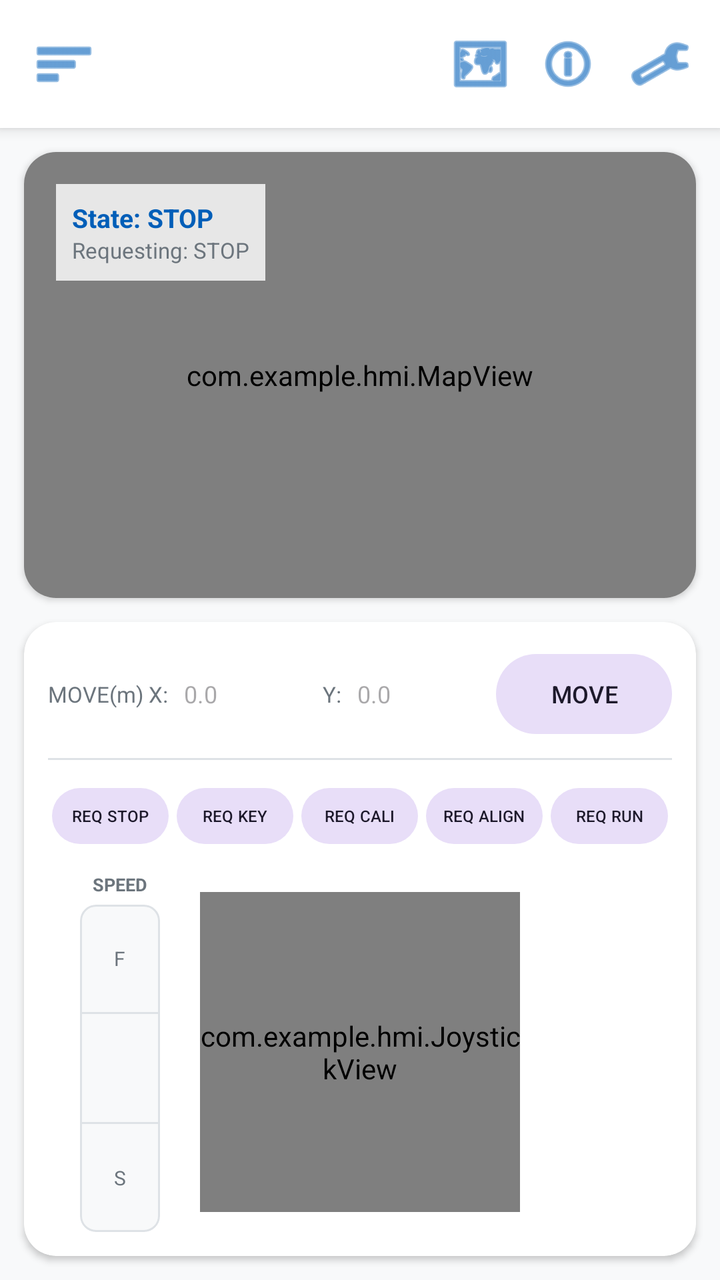
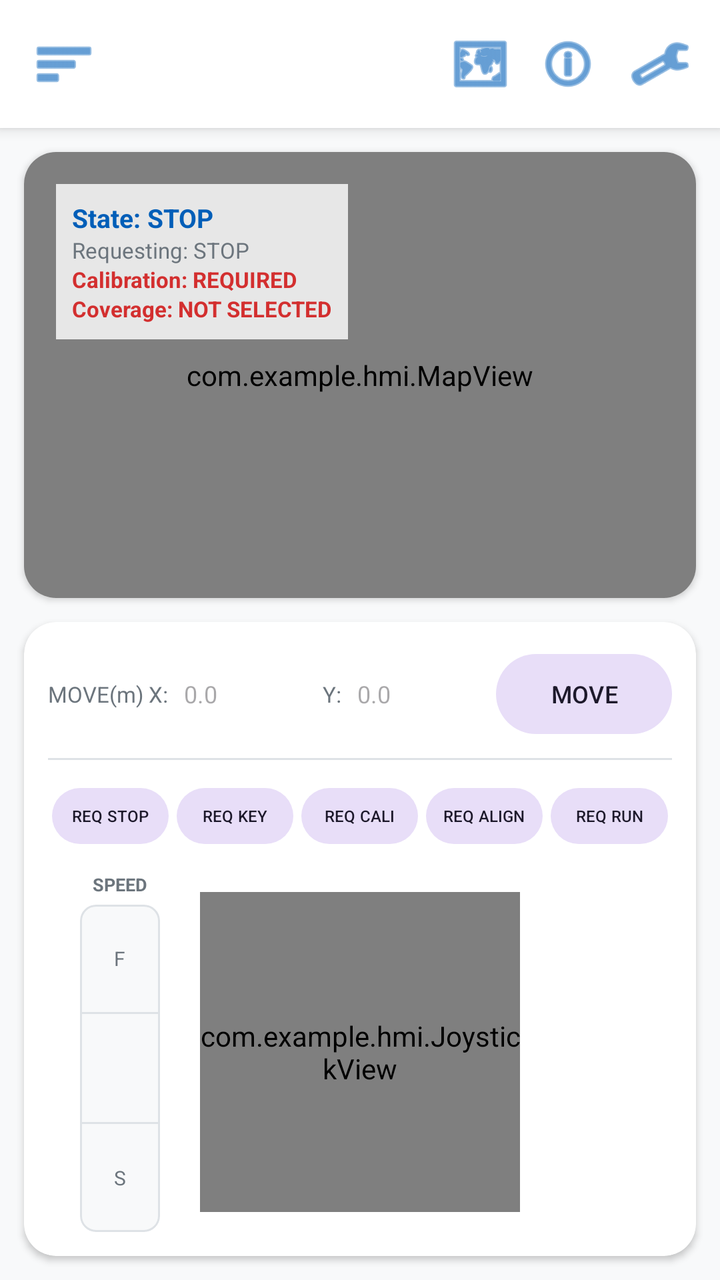

The first picture is an Android layout as it rendered before a commit; the second is the same layout after the commit. The layout source and the unified diff follow.
<!-- AndroidManifest.xml: application theme Theme.HMI -->
<!-- res/layout/fragment_control.xml -->
<?xml version="1.0" encoding="utf-8"?>
<androidx.constraintlayout.widget.ConstraintLayout xmlns:android="http://schemas.android.com/apk/res/android"
    xmlns:app="http://schemas.android.com/apk/res-auto"
    android:layout_width="match_parent"
    android:layout_height="match_parent"
    android:background="@color/surface_background">

    <include
        android:id="@+id/topBar"
        layout="@layout/layout_top_bar"
        app:layout_constraintTop_toTopOf="parent" />

    
    <com.google.android.material.card.MaterialCardView
        android:id="@+id/mapCard"
        style="@style/HMI.Card"
        android:layout_width="0dp"
        android:layout_height="0dp"
        android:layout_margin="12dp"
        app:layout_constraintTop_toBottomOf="@id/topBar"
        app:layout_constraintBottom_toTopOf="@id/bottomControl"
        app:layout_constraintStart_toStartOf="parent"
        app:layout_constraintEnd_toEndOf="parent">

        <com.example.hmi.MapView
            android:id="@+id/mapViewZoom"
            android:layout_width="match_parent"
            android:layout_height="match_parent" />

        
        <LinearLayout
            android:layout_width="wrap_content"
            android:layout_height="wrap_content"
            android:orientation="vertical"
            android:background="#D0FFFFFF"
            android:padding="8dp"
            android:layout_margin="16dp">
            <TextView
                android:id="@+id/tvCurrentState"
                android:layout_width="wrap_content"
                android:layout_height="wrap_content"
                android:text="State: STOP"
                android:textSize="13sp"
                android:textStyle="bold"
                android:textColor="@color/uos_blue" />
            <TextView
                android:id="@+id/tvRequestedState"
                android:layout_width="wrap_content"
                android:layout_height="wrap_content"
                android:text="Requesting: STOP"
                android:textSize="11sp"
                android:textColor="@color/text_secondary" />
        </LinearLayout>
    </com.google.android.material.card.MaterialCardView>

    
    <com.google.android.material.card.MaterialCardView
        android:id="@+id/bottomControl"
        style="@style/HMI.Card"
        android:layout_width="0dp"
        android:layout_height="wrap_content"
        android:layout_margin="12dp"
        app:layout_constraintBottom_toBottomOf="parent"
        app:layout_constraintStart_toStartOf="parent"
        app:layout_constraintEnd_toEndOf="parent">

        <LinearLayout
            android:layout_width="match_parent"
            android:layout_height="wrap_content"
            android:orientation="vertical"
            android:padding="12dp">

            
            <LinearLayout
                android:layout_width="match_parent"
                android:layout_height="wrap_content"
                android:orientation="horizontal"
                android:gravity="center_vertical"
                android:paddingBottom="8dp">
                <TextView android:layout_width="wrap_content" android:layout_height="wrap_content" android:text="MOVE(m) X:" android:textSize="11sp" android:textColor="@color/text_secondary" />
                <EditText android:id="@+id/etTargetX" android:layout_width="0dp" android:layout_height="wrap_content" android:layout_weight="1" android:inputType="numberDecimal|numberSigned" android:hint="0.0" android:textSize="12sp" android:background="@null" android:padding="4dp" android:layout_marginStart="4dp" />
                <TextView android:layout_width="wrap_content" android:layout_height="wrap_content" android:text="Y:" android:textSize="11sp" android:layout_marginStart="8dp" android:textColor="@color/text_secondary" />
                <EditText android:id="@+id/etTargetY" android:layout_width="0dp" android:layout_height="wrap_content" android:layout_weight="1" android:inputType="numberDecimal|numberSigned" android:hint="0.0" android:textSize="12sp" android:background="@null" android:padding="4dp" android:layout_marginStart="4dp" />
                <Button android:id="@+id/btnMove" style="@style/Widget.Material3.Button.TonalButton" android:layout_width="wrap_content" android:layout_height="wrap_content" android:text="MOVE" android:textSize="12sp" android:layout_marginStart="8dp" />
            </LinearLayout>

            <View android:layout_width="match_parent" android:layout_height="1dp" android:background="@color/border_gray" android:layout_marginBottom="8dp" />

            
            <LinearLayout
                android:layout_width="match_parent"
                android:layout_height="wrap_content"
                android:orientation="horizontal">
                <Button android:id="@+id/btnStop" style="@style/Widget.Material3.Button.TonalButton" android:layout_width="0dp" android:layout_height="36dp" android:layout_weight="1" android:text="REQ STOP" android:textSize="8sp" android:padding="0dp" android:layout_margin="2dp" />
                <Button android:id="@+id/btnKey" style="@style/Widget.Material3.Button.TonalButton" android:layout_width="0dp" android:layout_height="36dp" android:layout_weight="1" android:text="REQ KEY" android:textSize="8sp" android:padding="0dp" android:layout_margin="2dp" />
                <Button android:id="@+id/btnCali" style="@style/Widget.Material3.Button.TonalButton" android:layout_width="0dp" android:layout_height="36dp" android:layout_weight="1" android:text="REQ CALI" android:textSize="8sp" android:padding="0dp" android:layout_margin="2dp" />
                <Button android:id="@+id/btnAlign" style="@style/Widget.Material3.Button.TonalButton" android:layout_width="0dp" android:layout_height="36dp" android:layout_weight="1" android:text="REQ ALIGN" android:textSize="8sp" android:padding="0dp" android:layout_margin="2dp" />
                <Button android:id="@+id/btnRun" style="@style/Widget.Material3.Button.TonalButton" android:layout_width="0dp" android:layout_height="36dp" android:layout_weight="1" android:text="REQ RUN" android:textSize="8sp" android:padding="0dp" android:layout_margin="2dp" />
            </LinearLayout>

            
            <androidx.constraintlayout.widget.ConstraintLayout
                android:layout_width="match_parent"
                android:layout_height="180dp"
                android:layout_marginTop="8dp">

                
                <LinearLayout
                    android:id="@+id/speedControlArea"
                    android:layout_width="wrap_content"
                    android:layout_height="0dp"
                    android:layout_marginStart="16dp"
                    android:orientation="vertical"
                    android:gravity="center_horizontal"
                    app:layout_constraintBottom_toBottomOf="parent"
                    app:layout_constraintStart_toStartOf="parent"
                    app:layout_constraintTop_toTopOf="parent">

                    <TextView
                        android:layout_width="wrap_content"
                        android:layout_height="wrap_content"
                        android:text="SPEED"
                        android:textSize="9sp"
                        android:textStyle="bold"
                        android:textColor="@color/text_secondary"
                        android:layout_marginBottom="4dp" />

                    <com.google.android.material.card.MaterialCardView
                        android:id="@+id/speedBarContainer"
                        android:layout_width="40dp"
                        android:layout_height="0dp"
                        android:layout_weight="1"
                        app:cardCornerRadius="8dp"
                        app:cardElevation="0dp"
                        app:strokeColor="@color/border_gray"
                        app:strokeWidth="1dp"
                        android:clickable="true"
                        android:focusable="true">

                        <LinearLayout
                            android:layout_width="match_parent"
                            android:layout_height="match_parent"
                            android:orientation="vertical">

                            <FrameLayout
                                android:layout_width="match_parent"
                                android:layout_height="0dp"
                                android:layout_weight="1">
                                <View
                                    android:id="@+id/speedFast"
                                    android:layout_width="match_parent"
                                    android:layout_height="match_parent"
                                    android:background="@color/surface_background" />
                                <TextView
                                    android:layout_width="wrap_content"
                                    android:layout_height="wrap_content"
                                    android:text="F"
                                    android:textSize="10sp"
                                    android:layout_gravity="center"
                                    android:textColor="@color/text_secondary" />
                            </FrameLayout>

                            <View
                                android:layout_width="match_parent"
                                android:layout_height="1dp"
                                android:background="@color/border_gray" />

                            <View
                                android:id="@+id/speedMedium"
                                android:layout_width="match_parent"
                                android:layout_height="0dp"
                                android:layout_weight="1"
                                android:background="@color/surface_background" />

                            <View
                                android:layout_width="match_parent"
                                android:layout_height="1dp"
                                android:background="@color/border_gray" />

                            <FrameLayout
                                android:layout_width="match_parent"
                                android:layout_height="0dp"
                                android:layout_weight="1">
                                <View
                                    android:id="@+id/speedSlow"
                                    android:layout_width="match_parent"
                                    android:layout_height="match_parent"
                                    android:background="@color/surface_background" />
                                <TextView
                                    android:layout_width="wrap_content"
                                    android:layout_height="wrap_content"
                                    android:text="S"
                                    android:textSize="10sp"
                                    android:layout_gravity="center"
                                    android:textColor="@color/text_secondary" />
                            </FrameLayout>
                        </LinearLayout>
                    </com.google.android.material.card.MaterialCardView>
                </LinearLayout>

                <com.example.hmi.JoystickView
                    android:id="@+id/joystickView"
                    android:layout_width="160dp"
                    android:layout_height="160dp"
                    app:layout_constraintBottom_toBottomOf="parent"
                    app:layout_constraintEnd_toEndOf="parent"
                    app:layout_constraintStart_toStartOf="parent"
                    app:layout_constraintTop_toTopOf="parent" />

            </androidx.constraintlayout.widget.ConstraintLayout>

        </LinearLayout>
    </com.google.android.material.card.MaterialCardView>

</androidx.constraintlayout.widget.ConstraintLayout>
<!-- res/layout/layout_top_bar.xml (included above) -->
<?xml version="1.0" encoding="utf-8"?>
<androidx.constraintlayout.widget.ConstraintLayout xmlns:android="http://schemas.android.com/apk/res/android"
    xmlns:app="http://schemas.android.com/apk/res-auto"
    android:layout_width="match_parent"
    android:layout_height="64dp"
    android:background="@color/surface_card"
    android:elevation="4dp"
    android:paddingEnd="8dp">

    <ImageButton
        android:id="@+id/btnMenu"
        android:layout_width="48dp"
        android:layout_height="48dp"
        android:src="@android:drawable/ic_menu_sort_by_size"
        android:background="?attr/selectableItemBackgroundBorderless"
        app:tint="@color/uos_blue"
        android:layout_marginStart="8dp"
        app:layout_constraintTop_toTopOf="parent"
        app:layout_constraintBottom_toBottomOf="parent"
        app:layout_constraintStart_toStartOf="parent" />

    <ImageButton
        android:id="@+id/btnFullMap"
        android:layout_width="40dp"
        android:layout_height="40dp"
        android:src="@android:drawable/ic_menu_mapmode"
        android:background="?attr/selectableItemBackgroundBorderless"
        app:tint="@color/uos_blue"
        app:layout_constraintTop_toTopOf="parent"
        app:layout_constraintBottom_toBottomOf="parent"
        app:layout_constraintEnd_toStartOf="@id/btnLogs"
        android:layout_marginEnd="4dp" />

    <ImageButton
        android:id="@+id/btnLogs"
        android:layout_width="40dp"
        android:layout_height="40dp"
        android:src="@android:drawable/ic_menu_info_details"
        android:background="?attr/selectableItemBackgroundBorderless"
        app:tint="@color/uos_blue"
        app:layout_constraintTop_toTopOf="parent"
        app:layout_constraintBottom_toBottomOf="parent"
        app:layout_constraintEnd_toStartOf="@id/btnSettings"
        android:layout_marginEnd="4dp" />

    <ImageButton
        android:id="@+id/btnSettings"
        android:layout_width="44dp"
        android:layout_height="44dp"
        android:src="@android:drawable/ic_menu_manage"
        android:background="?attr/selectableItemBackgroundBorderless"
        app:tint="@color/uos_blue"
        app:layout_constraintTop_toTopOf="parent"
        app:layout_constraintBottom_toBottomOf="parent"
        app:layout_constraintEnd_toEndOf="parent" />

</androidx.constraintlayout.widget.ConstraintLayout>
<!-- resources referenced by this layout -->
<resources>
  <color name="border_gray">#DEE2E6</color>
  <color name="surface_background">#F8F9FA</color>
  <color name="surface_card">#FFFFFF</color>
  <color name="text_secondary">#6C757D</color>
  <color name="uos_blue">#005EB8</color>
  <style name="HMI.Card" parent="Widget.Material3.CardView.Elevated">
          <item name="cardBackgroundColor">@color/surface_card</item>
          <item name="cardCornerRadius">16dp</item>
          <item name="cardElevation">2dp</item>
      </style>
  <style name="Theme.HMI" parent="Base.Theme.HMI" />
  <style name="Base.Theme.HMI" parent="Theme.Material3.DayNight.NoActionBar">
          <item name="colorPrimary">@color/uos_blue</item>
          <item name="colorOnPrimary">@color/white</item>
          <item name="colorSecondary">@color/uos_blue_dark</item>
          <item name="android:windowBackground">@color/surface_background</item>
  
          
          <item name="android:statusBarColor">@android:color/transparent</item>
          <item name="android:navigationBarColor">@android:color/transparent</item>
          <item name="android:windowLightStatusBar" tools:targetApi="m">true</item>
          <item name="android:windowLightNavigationBar" tools:targetApi="o">true</item>
  
          <item name="shapeAppearanceSmallComponent">@style/ShapeAppearance.HMI.Small</item>
          <item name="shapeAppearanceMediumComponent">@style/ShapeAppearance.HMI.Medium</item>
      </style>
  <color name="white">#FFFFFFFF</color>
  <color name="uos_blue_dark">#004094</color>
  <style name="ShapeAppearance.HMI.Small" parent="ShapeAppearance.Material3.SmallComponent">
          <item name="cornerSize">8dp</item>
      </style>
  <style name="ShapeAppearance.HMI.Medium" parent="ShapeAppearance.Material3.MediumComponent">
          <item name="cornerSize">16dp</item>
      </style>
</resources>

<!-- the commit's change to res/layout/fragment_control.xml (unified diff, before → after) -->
@@ -50,6 +50,22 @@
                 android:text="Requesting: STOP"
                 android:textSize="11sp"
                 android:textColor="@color/text_secondary" />
+            <TextView
+                android:id="@+id/tvCalibrationStatus"
+                android:layout_width="wrap_content"
+                android:layout_height="wrap_content"
+                android:text="Calibration: REQUIRED"
+                android:textSize="11sp"
+                android:textStyle="bold"
+                android:textColor="@color/accent_red" />
+            <TextView
+                android:id="@+id/tvPathStatus"
+                android:layout_width="wrap_content"
+                android:layout_height="wrap_content"
+                android:text="Coverage: NOT SELECTED"
+                android:textSize="11sp"
+                android:textStyle="bold"
+                android:textColor="@color/accent_red" />
         </LinearLayout>
     </com.google.android.material.card.MaterialCardView>
 
<!-- resource entries referenced after the edit -->
@@ -1,5 +1,6 @@
 <!-- resources referenced by this layout -->
 <resources>
+  <color name="accent_red">#D32F2F</color>
   <color name="border_gray">#DEE2E6</color>
   <color name="surface_background">#F8F9FA</color>
   <color name="surface_card">#FFFFFF</color>
